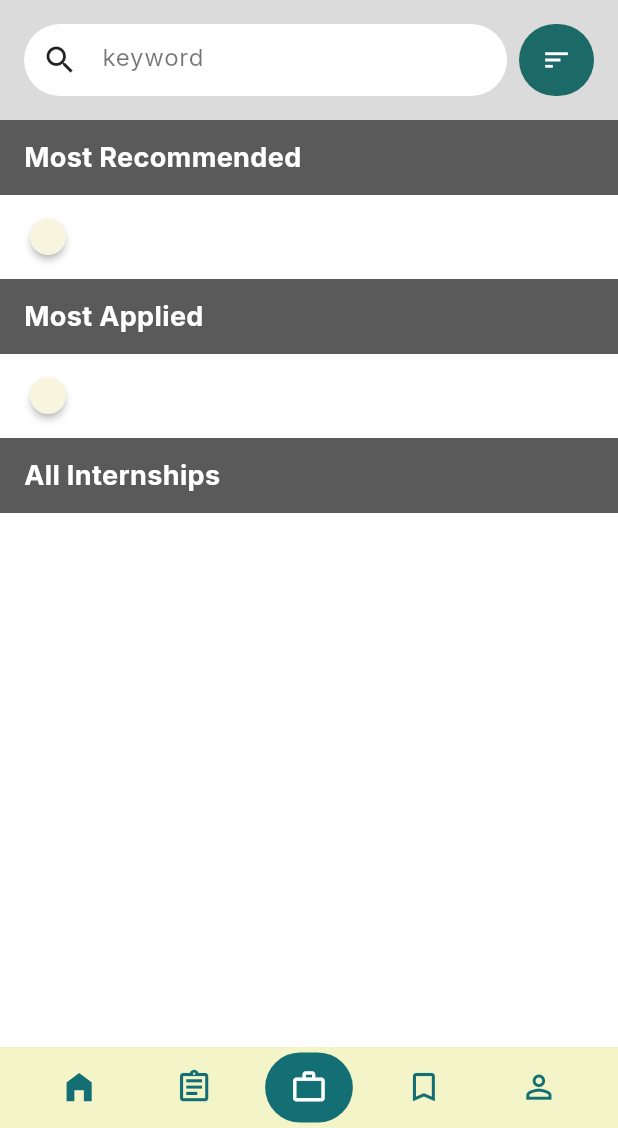
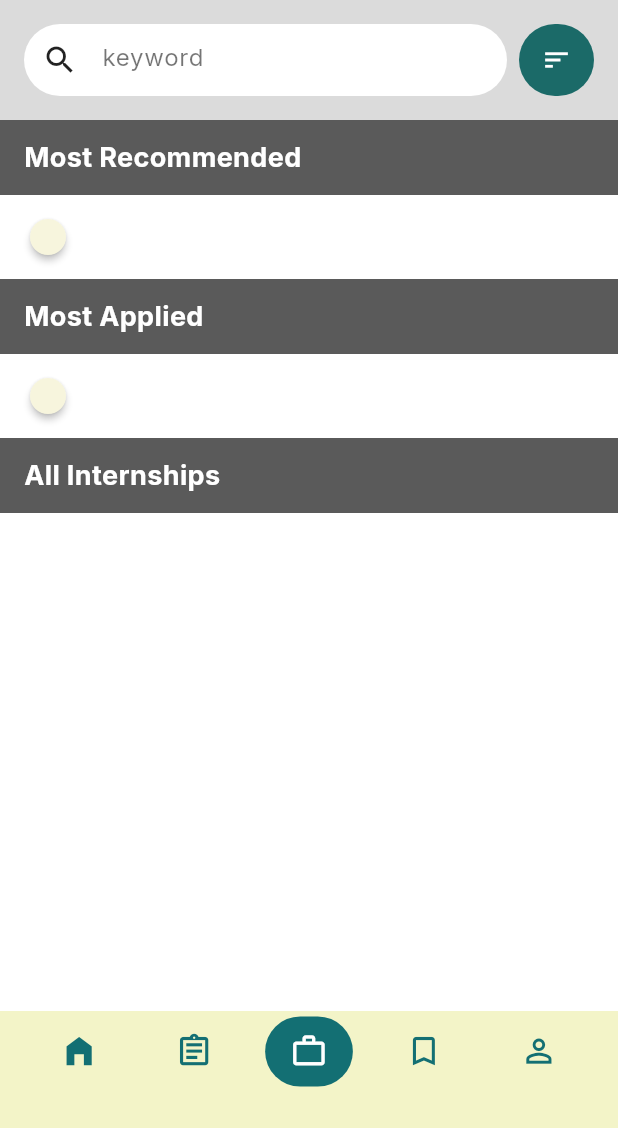
Before and after one commit to xanexerr/FlutterProject, a Flutter app: the MainScreen screen opened directly, item 3 of the bottom bar chosen, on a phone screen of 412 x 824 dp, the part 108-1236 px from its top. Run offline on Flutter 3.47's test engine with Material 3 defaults, Android fonts, the phone set to English and light mode, and no system bars; our stand-ins replace cloud_firestore, firebase_auth, firebase_core, image_picker; accounts and stored records are empty; network calls fail.

Commit message:
Add bottom spacing with nav bar color under navigation bar

```diff
--- a/seniorsteppass_source/lib/screens/main_screen/main_screen.dart
+++ b/seniorsteppass_source/lib/screens/main_screen/main_screen.dart
@@ -44,7 +44,10 @@ class _MainScreenState extends State<MainScreen> {
       backgroundColor: AppTheme.white,
       appBar: const MainHeader(),
       body: _pages[_currentIndex],
-      bottomNavigationBar: Container(
+      bottomNavigationBar: Column(
+        mainAxisSize: MainAxisSize.min,
+        children: [
+          Container(
             color: AppTheme.lightYellow,
             padding: EdgeInsets.symmetric(
               horizontal: 16.0 * scaleFactor,
@@ -65,8 +68,24 @@ class _MainScreenState extends State<MainScreen> {
                   _buildNavItem(4, Icons.person_outline, scaleFactor),
                 ],
               ),
+
             ),
+
           ),
+          // Bottom spacing with same color as nav
+          Container(
+            width: double.infinity,
+            height: 16,
+            color: AppTheme.lightYellow,
+          ),
+          Container(
+            width: double.infinity,
+            height: 8,
+            color: AppTheme.lightYellow,
+          ),
+        ],
+      ),
+
     );
   }
 
--- a/seniorsteppass_source/lib/screens/project_main/project_submission.dart
+++ b/seniorsteppass_source/lib/screens/project_main/project_submission.dart
@@ -100,13 +100,17 @@ class _ProjectSubmissionScreenState extends State<ProjectSubmissionScreen> {
       }
 
       // Save project data to Firestore with PENDING status
+      // Add creator as owner member by default
+      final membersMap = Map<String, String>.from(projectMembers);
+      membersMap[userId] = 'Owner'; // Creator is always owner and cannot be removed
+
       await FirebaseFirestore.instance.collection('projects').add({
         'name': projectNameController.text.trim(),
         'description': detailedController.text.trim(),
         'owner_id': userId,
         'image_urls': uploadedImageUrls,
         'links': projectLinks,
-        'members': projectMembers,
+        'members': membersMap,
         'tags': selectedTags,
         'stage': selectedStage,
         'status': 'Pending', // Waiting for admin approval
```
Also changed, not shown: seniorsteppass_source/lib/screens/internship/internship_detail_screen.dart (+5 -13 lines). Lines whose indentation alone changed are shown as unchanged.
